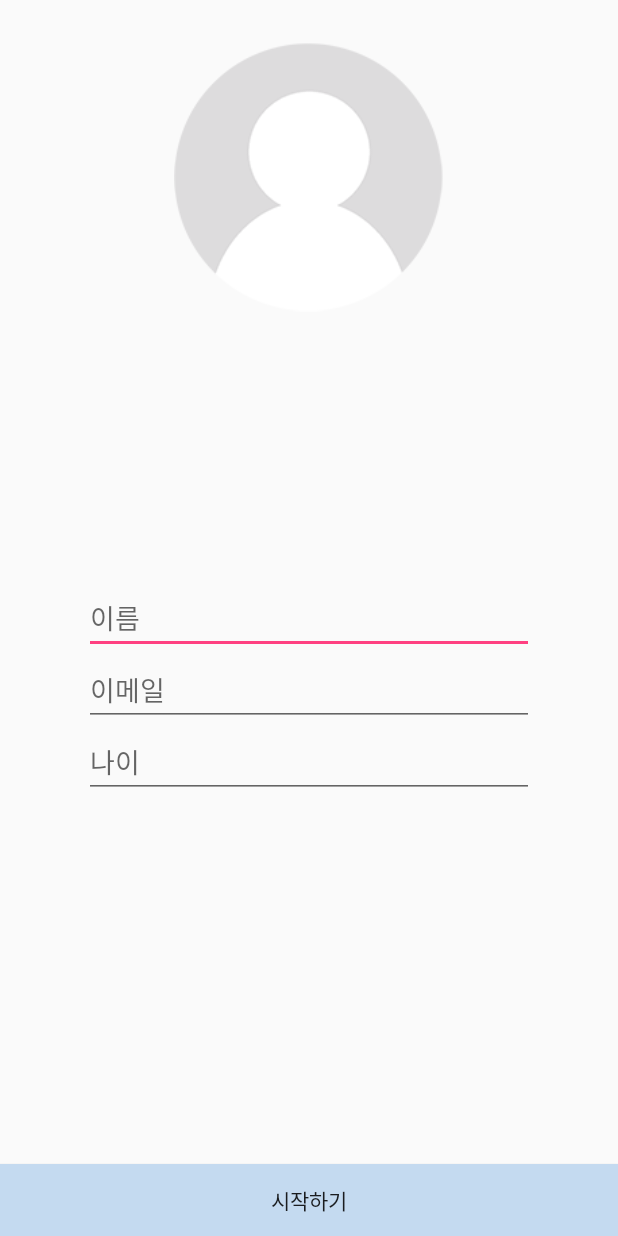
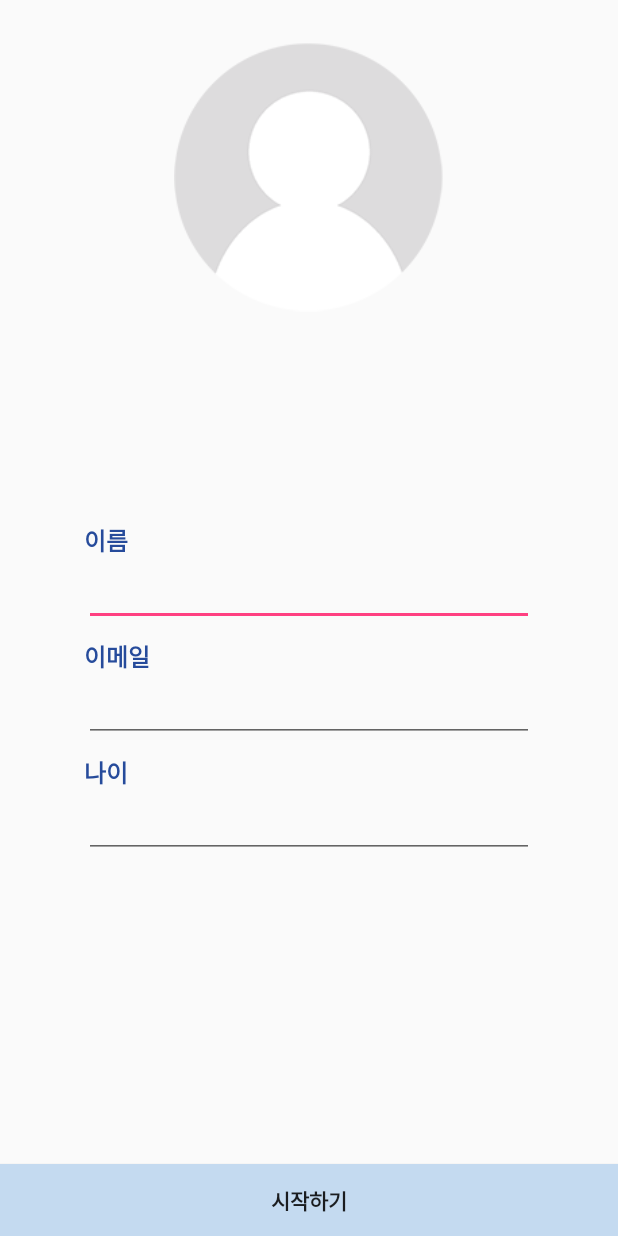
Before and after one commit to BanZhuang/MapSNS, an Android app: the layout activity_register.xml on its own in the app's theme, with its tools: preview values and no code run, on a phone screen of 412 x 824 dp. Run offline under Robolectric (Android 15) with nearby library versions, the phone set to English and light mode, and no system bars; Roboto replaces fonts that are not available here.

```diff
--- a/app/src/main/java/com/jiwoon/tgwing/mapsns/activities/MapFragment.java
+++ b/app/src/main/java/com/jiwoon/tgwing/mapsns/activities/MapFragment.java
@@ -68,7 +68,7 @@ public class MapFragment extends Fragment {
         PermissionListener permissionListener = new PermissionListener() {
             @Override
             public void onPermissionGranted() {
-                Toast.makeText(getActivity(), "Permission Granted", Toast.LENGTH_SHORT).show();
+                Log.d(TAG, "Permission Granted");
 
                 // 다음지도 불러오기
                 daumMap = new MapView(getActivity());
--- a/app/src/main/res/layout/activity_login.xml
+++ b/app/src/main/res/layout/activity_login.xml
@@ -10,9 +10,10 @@
               android:paddingRight="@dimen/activity_horizontal_margin"
               android:paddingTop="@dimen/activity_vertical_margin">
 
+
     <com.facebook.login.widget.LoginButton
         android:id="@+id/sign_in_facebook_button"
         android:layout_width="match_parent"
-        android:layout_height="wrap_content" />
+        android:layout_height="32dp" />
 
 </LinearLayout>
--- a/app/src/main/res/layout/activity_register.xml
+++ b/app/src/main/res/layout/activity_register.xml
@@ -22,24 +22,44 @@
         android:layout_marginRight="56dp"
         android:layout_gravity="center">
 
+        <TextView
+            android:layout_width="match_parent"
+            android:layout_height="wrap_content"
+            android:text="이름"
+            android:textColor="#264b9b"
+            android:textSize="16dp"
+            android:textStyle="bold"/>
         <EditText
             android:id="@+id/activity_register_username"
             android:layout_width="match_parent"
             android:layout_height="wrap_content"
-            android:hint="이름"/>
+            android:layout_marginBottom="8dp"/>
 
+        <TextView
+            android:layout_width="match_parent"
+            android:layout_height="wrap_content"
+            android:text="이메일"
+            android:textColor="#264b9b"
+            android:textSize="16dp"
+            android:textStyle="bold"/>
         <EditText
             android:id="@+id/activity_register_email"
             android:layout_width="match_parent"
             android:layout_height="wrap_content"
-            android:hint="이메일"/>
+            android:layout_marginBottom="8dp"/>
 
+        <TextView
+            android:layout_width="match_parent"
+            android:layout_height="wrap_content"
+            android:text="나이"
+            android:textColor="#264b9b"
+            android:textSize="16dp"
+            android:textStyle="bold"/>
         <EditText
             android:id="@+id/activity_register_age"
             android:layout_width="match_parent"
             android:layout_height="wrap_content"
-            android:inputType="phone"
-            android:hint="나이"/>
+            android:inputType="phone"/>
 
     </LinearLayout>
 
@@ -48,6 +68,7 @@
         android:layout_width="match_parent"
         android:layout_height="wrap_content"
         android:text="시작하기"
+        android:textStyle="bold"
         android:background="#C4DAF0"
         android:layout_gravity="center_horizontal|bottom"/>
 
```
Also changed, not shown: app/src/main/AndroidManifest.xml (+1 -7 lines), app/src/main/java/com/jiwoon/tgwing/mapsns/activities/LoginActivity.java (+11 -5 lines), app/src/main/java/com/jiwoon/tgwing/mapsns/activities/MainActivity.java (+2 -9 lines), app/src/main/java/com/jiwoon/tgwing/mapsns/activities/RegisterActivity.java (+64 -0 lines), app/src/main/java/com/jiwoon/tgwing/mapsns/networking/UserNetwork.java (+31 -22 lines).
